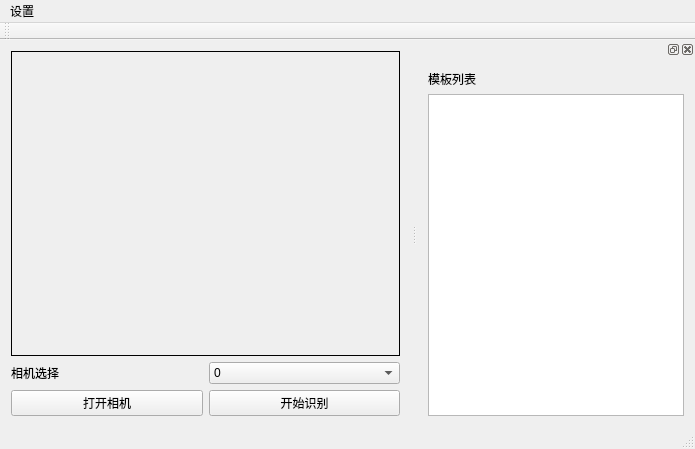
First picture: the form in mainwindow.ui, repository flying0503/Wood_Identification, before the edit.
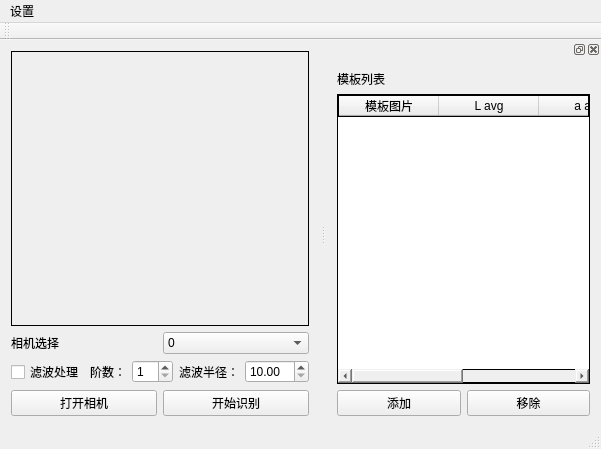
Second picture: the form after the edit. Custom widgets are drawn as their Qt base class.

Commit message: 模板添加

The edit to the form file:
```diff
--- a/mainwindow.ui
+++ b/mainwindow.ui
@@ -6,7 +6,7 @@
    <rect>
     <x>0</x>
     <y>0</y>
-    <width>695</width>
+    <width>601</width>
     <height>449</height>
    </rect>
   </property>
@@ -87,6 +87,51 @@
       </item>
      </layout>
     </item>
+    <item>
+     <layout class="QHBoxLayout" name="horizontalLayout_4">
+      <item>
+       <widget class="QCheckBox" name="filter">
+        <property name="text">
+         <string>滤波处理</string>
+        </property>
+       </widget>
+      </item>
+      <item>
+       <widget class="QLabel" name="label_3">
+        <property name="text">
+         <string>阶数：</string>
+        </property>
+       </widget>
+      </item>
+      <item>
+       <widget class="QSpinBox" name="order_n">
+        <property name="minimum">
+         <number>1</number>
+        </property>
+        <property name="maximum">
+         <number>10</number>
+        </property>
+       </widget>
+      </item>
+      <item>
+       <widget class="QLabel" name="label_4">
+        <property name="text">
+         <string>滤波半径：</string>
+        </property>
+       </widget>
+      </item>
+      <item>
+       <widget class="QDoubleSpinBox" name="D0_R">
+        <property name="minimum">
+         <double>10.000000000000000</double>
+        </property>
+        <property name="maximum">
+         <double>500.000000000000000</double>
+        </property>
+       </widget>
+      </item>
+     </layout>
+    </item>
     <item>
      <layout class="QHBoxLayout" name="horizontalLayout">
       <item>
@@ -112,7 +157,7 @@
     <rect>
      <x>0</x>
      <y>0</y>
-     <width>695</width>
+     <width>601</width>
      <height>23</height>
     </rect>
    </property>
@@ -147,7 +192,49 @@
       </widget>
      </item>
      <item>
-      <widget class="QTableWidget" name="tableWidget"/>
+      <widget class="QTableWidget" name="tableWidget">
+       <property name="styleSheet">
+        <string notr="true">border: 1px solid black;</string>
+       </property>
+       <column>
+        <property name="text">
+         <string>模板图片</string>
+        </property>
+       </column>
+       <column>
+        <property name="text">
+         <string>L avg</string>
+        </property>
+       </column>
+       <column>
+        <property name="text">
+         <string>a avg</string>
+        </property>
+       </column>
+       <column>
+        <property name="text">
+         <string>b avg</string>
+        </property>
+       </column>
+      </widget>
+     </item>
+     <item>
+      <layout class="QHBoxLayout" name="horizontalLayout_3">
+       <item>
+        <widget class="QPushButton" name="add">
+         <property name="text">
+          <string>添加</string>
+         </property>
+        </widget>
+       </item>
+       <item>
+        <widget class="QPushButton" name="remove">
+         <property name="text">
+          <string>移除</string>
+         </property>
+        </widget>
+       </item>
+      </layout>
      </item>
     </layout>
    </widget>
```
Left out of the diff: 2 changed lines with no effect on the pictures. The commit also changes 17 other files.
